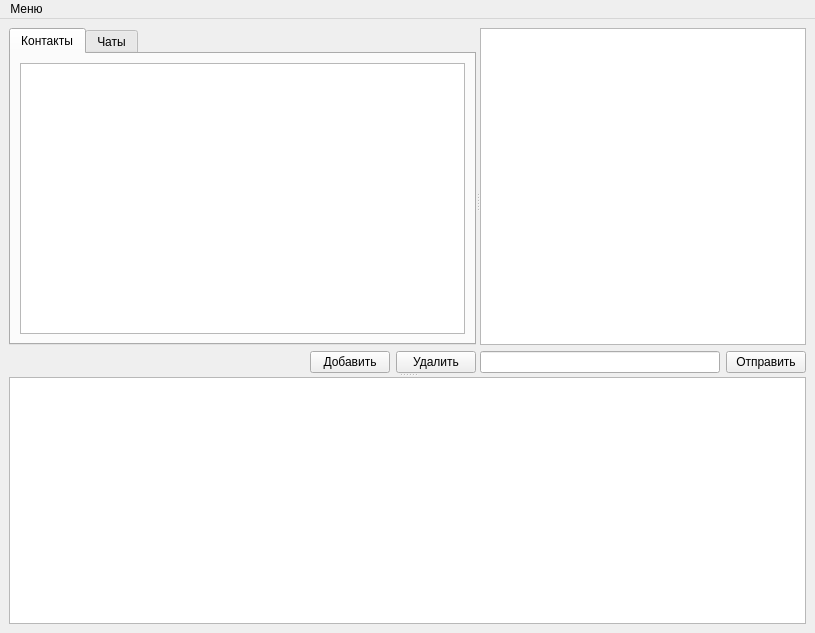
This is main.ui in pilikinp/messenger as Qt 5 draws it before an edit. The edited form follows.
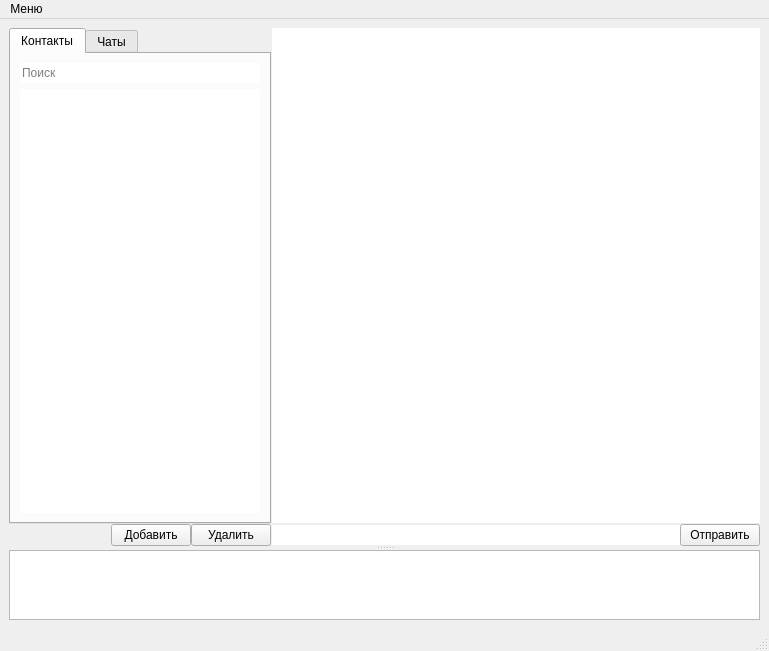
This is the edited form.

The edit to the form file:
```diff
--- a/main.ui
+++ b/main.ui
@@ -6,28 +6,108 @@
    <rect>
     <x>0</x>
     <y>0</y>
-    <width>815</width>
-    <height>633</height>
+    <width>769</width>
+    <height>651</height>
    </rect>
   </property>
   <property name="windowTitle">
    <string>Messenger</string>
   </property>
   <widget class="QWidget" name="centralwidget">
-   <layout class="QGridLayout" name="gridLayout_3">
+   <layout class="QGridLayout" name="gridLayout_6">
     <item row="0" column="0">
      <widget class="QSplitter" name="splitter_2">
       <property name="orientation">
        <enum>Qt::Vertical</enum>
       </property>
+      <widget class="QWidget" name="widget_3" native="true">
+       <property name="sizePolicy">
+        <sizepolicy hsizetype="Preferred" vsizetype="Preferred">
+         <horstretch>0</horstretch>
+         <verstretch>250</verstretch>
+        </sizepolicy>
+       </property>
+       <layout class="QGridLayout" name="gridLayout_5">
+        <property name="leftMargin">
+         <number>0</number>
+        </property>
+        <property name="topMargin">
+         <number>0</number>
+        </property>
+        <property name="rightMargin">
+         <number>0</number>
+        </property>
+        <property name="bottomMargin">
+         <number>0</number>
+        </property>
+        <property name="spacing">
+         <number>0</number>
+        </property>
+        <item row="0" column="0">
       <widget class="QSplitter" name="splitter">
+          <property name="frameShadow">
+           <enum>QFrame::Plain</enum>
+          </property>
+          <property name="lineWidth">
+           <number>1</number>
+          </property>
        <property name="orientation">
         <enum>Qt::Horizontal</enum>
        </property>
-       <widget class="QWidget" name="">
+          <property name="handleWidth">
+           <number>1</number>
+          </property>
+          <widget class="QWidget" name="widget_contacts" native="true">
+           <property name="sizePolicy">
+            <sizepolicy hsizetype="Preferred" vsizetype="Preferred">
+             <horstretch>90</horstretch>
+             <verstretch>0</verstretch>
+            </sizepolicy>
+           </property>
+           <layout class="QGridLayout" name="gridLayout_4">
+            <property name="leftMargin">
+             <number>0</number>
+            </property>
+            <property name="topMargin">
+             <number>0</number>
+            </property>
+            <property name="rightMargin">
+             <number>0</number>
+            </property>
+            <property name="bottomMargin">
+             <number>0</number>
+            </property>
+            <property name="spacing">
+             <number>0</number>
+            </property>
+            <item row="0" column="0">
         <layout class="QVBoxLayout" name="verticalLayout_2">
          <item>
           <widget class="QTabWidget" name="tabContacts">
+                <property name="sizePolicy">
+                 <sizepolicy hsizetype="Expanding" vsizetype="Expanding">
+                  <horstretch>100</horstretch>
+                  <verstretch>0</verstretch>
+                 </sizepolicy>
+                </property>
+                <property name="minimumSize">
+                 <size>
+                  <width>0</width>
+                  <height>0</height>
+                 </size>
+                </property>
+                <property name="maximumSize">
+                 <size>
+                  <width>16777215</width>
+                  <height>16777215</height>
+                 </size>
+                </property>
+                <property name="baseSize">
+                 <size>
+                  <width>200</width>
+                  <height>0</height>
+                 </size>
+                </property>
            <property name="currentIndex">
             <number>0</number>
            </property>
@@ -37,7 +117,60 @@
             </attribute>
             <layout class="QGridLayout" name="gridLayout">
              <item row="0" column="0">
-              <widget class="QListWidget" name="listWidget_contacts"/>
+                   <widget class="QLineEdit" name="lineEditSearch">
+                    <property name="maximumSize">
+                     <size>
+                      <width>16777215</width>
+                      <height>16777215</height>
+                     </size>
+                    </property>
+                    <property name="text">
+                     <string/>
+                    </property>
+                    <property name="frame">
+                     <bool>false</bool>
+                    </property>
+                    <property name="dragEnabled">
+                     <bool>false</bool>
+                    </property>
+                    <property name="placeholderText">
+                     <string>Поиск</string>
+                    </property>
+                    <property name="clearButtonEnabled">
+                     <bool>true</bool>
+                    </property>
+                   </widget>
+                  </item>
+                  <item row="1" column="0">
+                   <widget class="QListWidget" name="listWidget_contacts">
+                    <property name="frameShape">
+                     <enum>QFrame::NoFrame</enum>
+                    </property>
+                    <property name="alternatingRowColors">
+                     <bool>true</bool>
+                    </property>
+                    <property name="selectionBehavior">
+                     <enum>QAbstractItemView::SelectItems</enum>
+                    </property>
+                    <property name="iconSize">
+                     <size>
+                      <width>0</width>
+                      <height>0</height>
+                     </size>
+                    </property>
+                    <property name="textElideMode">
+                     <enum>Qt::ElideLeft</enum>
+                    </property>
+                    <property name="layoutMode">
+                     <enum>QListView::SinglePass</enum>
+                    </property>
+                    <property name="uniformItemSizes">
+                     <bool>true</bool>
+                    </property>
+                    <property name="batchSize">
+                     <number>100</number>
+                    </property>
+                   </widget>
              </item>
             </layout>
            </widget>
@@ -55,6 +188,9 @@
          </item>
          <item>
           <layout class="QHBoxLayout" name="horizontalLayout_4">
+                <property name="sizeConstraint">
+                 <enum>QLayout::SetDefaultConstraint</enum>
+                </property>
            <item>
             <spacer name="horizontalSpacer">
              <property name="orientation">
@@ -85,14 +221,58 @@
           </layout>
          </item>
         </layout>
-       </widget>
-       <widget class="QWidget" name="">
+            </item>
+           </layout>
+           <zorder></zorder>
+          </widget>
+          <widget class="QWidget" name="widget_chat" native="true">
+           <property name="sizePolicy">
+            <sizepolicy hsizetype="Preferred" vsizetype="Preferred">
+             <horstretch>250</horstretch>
+             <verstretch>0</verstretch>
+            </sizepolicy>
+           </property>
+           <layout class="QGridLayout" name="gridLayout_3">
+            <property name="leftMargin">
+             <number>0</number>
+            </property>
+            <property name="topMargin">
+             <number>0</number>
+            </property>
+            <property name="rightMargin">
+             <number>0</number>
+            </property>
+            <property name="bottomMargin">
+             <number>0</number>
+            </property>
+            <property name="spacing">
+             <number>0</number>
+            </property>
+            <item row="0" column="0">
         <layout class="QVBoxLayout" name="verticalLayout">
+              <property name="spacing">
+               <number>1</number>
+              </property>
          <item>
           <widget class="QListWidget" name="listWidget_message">
+                <property name="sizePolicy">
+                 <sizepolicy hsizetype="Expanding" vsizetype="Expanding">
+                  <horstretch>200</horstretch>
+                  <verstretch>0</verstretch>
+                 </sizepolicy>
+                </property>
+                <property name="baseSize">
+                 <size>
+                  <width>0</width>
+                  <height>0</height>
+                 </size>
+                </property>
            <property name="mouseTracking">
             <bool>false</bool>
            </property>
+                <property name="frameShape">
+                 <enum>QFrame::NoFrame</enum>
+                </property>
            <property name="verticalScrollBarPolicy">
             <enum>Qt::ScrollBarAsNeeded</enum>
            </property>
@@ -108,9 +288,25 @@
           </widget>
          </item>
          <item>
-          <layout class="QHBoxLayout" name="horizontalLayout_3">
+               <layout class="QHBoxLayout" name="horizontalLayout">
+                <property name="spacing">
+                 <number>0</number>
+                </property>
            <item>
-            <widget class="QLineEdit" name="lineEdit_message"/>
+                 <widget class="QLineEdit" name="lineEdit_message">
+                  <property name="enabled">
+                   <bool>true</bool>
+                  </property>
+                  <property name="sizePolicy">
+                   <sizepolicy hsizetype="Expanding" vsizetype="Fixed">
+                    <horstretch>0</horstretch>
+                    <verstretch>0</verstretch>
+                   </sizepolicy>
+                  </property>
+                  <property name="frame">
+                   <bool>false</bool>
+                  </property>
+                 </widget>
            </item>
            <item>
             <widget class="QPushButton" name="sendButton">
@@ -122,10 +318,22 @@
           </layout>
          </item>
         </layout>
-       </widget>
-      </widget>
-      <widget class="QListWidget" name="console"/>
-     </widget>
+            </item>
+           </layout>
+          </widget>
+         </widget>
+        </item>
+       </layout>
+      </widget>
+      <widget class="QListWidget" name="console">
+       <property name="sizePolicy">
+        <sizepolicy hsizetype="Expanding" vsizetype="Expanding">
+         <horstretch>0</horstretch>
+         <verstretch>50</verstretch>
+        </sizepolicy>
+       </property>
+      </widget>
+     </widget>
     </item>
    </layout>
    <zorder>listView_contacts</zorder>
@@ -153,7 +361,7 @@
     <rect>
      <x>0</x>
      <y>0</y>
-     <width>815</width>
+     <width>769</width>
      <height>21</height>
     </rect>
    </property>
@@ -166,6 +374,7 @@
    </widget>
    <addaction name="menu"/>
   </widget>
+  <widget class="QStatusBar" name="statusbar"/>
   <action name="login">
    <property name="text">
     <string>Вход</string>
```
Left out of the diff: 32 changed lines with no effect on the pictures. Lines whose indentation alone changed are shown as unchanged.
